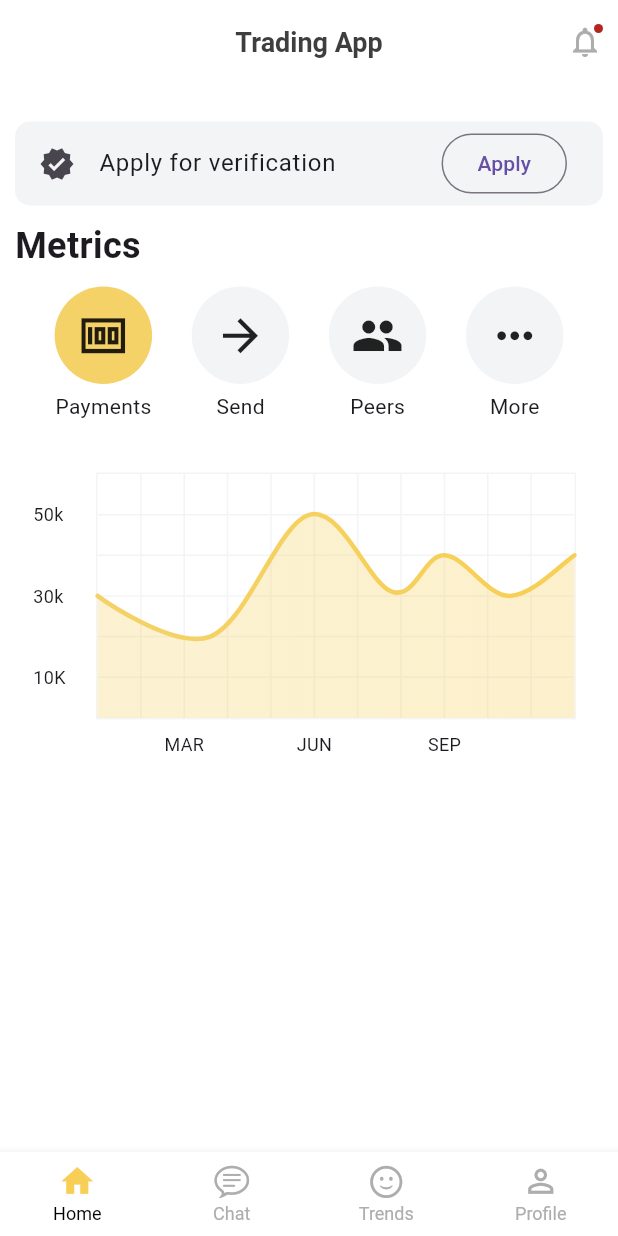
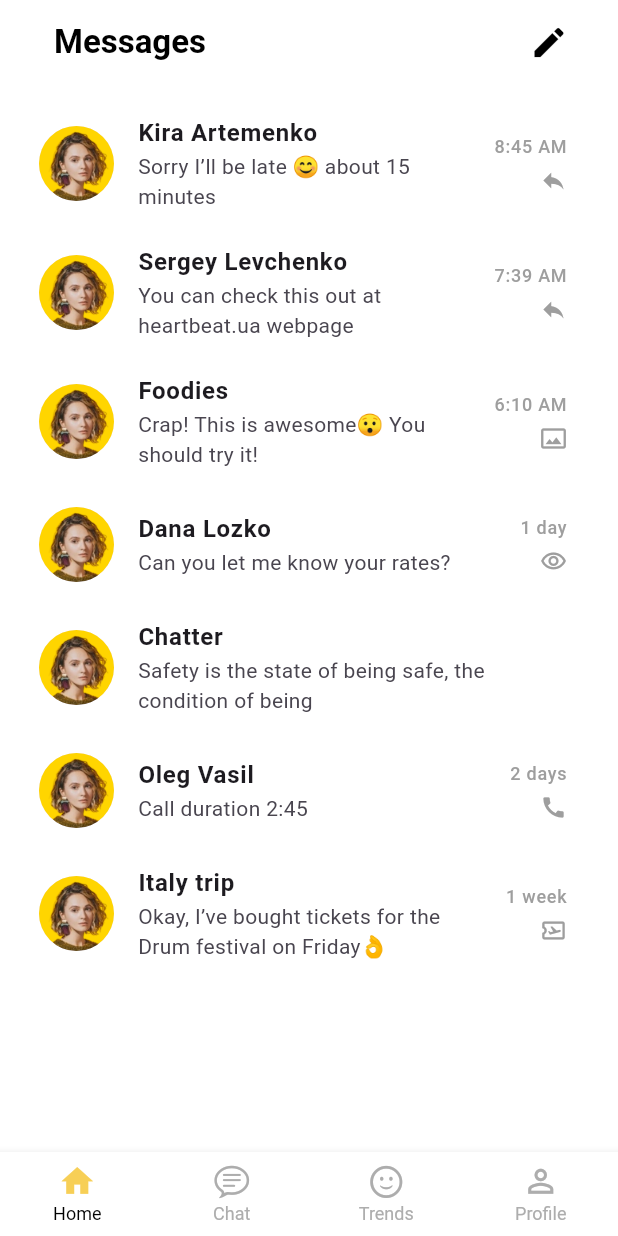
Before and after one commit to MuhammadBilalEllahi/Signal-Trader, a Flutter app: the screen it shows once a user with an empty profile is signed in, on a phone screen of 412 x 824 dp. Run offline on Flutter 3.47's test engine with Material 3 defaults, Android fonts, the phone set to English and light mode, and no system bars; drawn by our look-alikes of fl_chart; our stand-ins replace auth_buttons, firebase_auth, firebase_core, google_fonts, google_sign_in, hexcolor and 2 more; accounts and stored records are empty; network calls fail.

Commit message:
message/chat page

```diff
--- a/lib/pages/auth/AuthGate.dart
+++ b/lib/pages/auth/AuthGate.dart
@@ -36,6 +36,7 @@ class _AuthGateState extends State<AuthGate> {
               if (snapshot.hasData) {
                 // print("USER DATA is ${snapshot.data}\n\n");
                 Future.microtask(() {
+                  // ignore: use_build_context_synchronously
                   Provider.of<UserService>(context, listen: false)
                       .setUser(snapshot.data);
                 });
--- /dev/null
+++ b/lib/pages/messages/ChatListScreen.dart
@@ -0,0 +1,114 @@
+import 'package:flutter/material.dart';
+import 'package:tradingapp/pages/services/constants/constants.dart';
+
+class ChatListScreen extends StatelessWidget {
+  const ChatListScreen({super.key});
+
+  @override
+  Widget build(BuildContext context) {
+    final List<ChatItem> chats = [
+      ChatItem("Kira Artemenko", "Sorry I’ll be late 😊 about 15 minutes",
+          "8:45 AM", "assets/images/user.png", Icons.reply_sharp),
+      ChatItem(
+          "Sergey Levchenko",
+          "You can check this out at heartbeat.ua webpage",
+          "7:39 AM",
+          "assets/images/user.png", Icons.reply_sharp),
+      ChatItem("Foodies", "Crap! This is awesome😯 You should try it!",
+          "6:10 AM", "assets/images/user.png", Icons.photo_size_select_actual_outlined),
+      ChatItem("Dana Lozko", "Can you let me know your rates?", "1 day",
+          "assets/images/user.png", Icons.visibility_outlined),
+      ChatItem(
+          "Chatter",
+          "Safety is the state of being safe, the condition of being",
+          "",
+          "assets/images/user.png"),
+      ChatItem("Oleg Vasil", "Call duration 2:45", "2 days",
+          "assets/images/user.png", Icons.call),
+      ChatItem(
+          "Italy trip",
+          "Okay, I’ve bought tickets for the Drum festival on Friday👌",
+          "1 week",
+          "assets/images/user.png", Icons.airplane_ticket_outlined),
+    ];
+
+    return Scaffold(
+      backgroundColor: Colors.white,
+      appBar: AppBar(
+          title: Padding(
+            padding: const EdgeInsets.all(20.0),
+            child: Text(
+              AppConstants.messagePage,
+              style: TextStyle(color: Colors.black, fontSize: 22),
+            ),
+          ),
+          centerTitle: false,
+          actions: [
+            IconButton(
+              onPressed: () {},
+              icon: Padding(
+                padding: const EdgeInsets.fromLTRB(0, 0, 25, 0),
+                child: Icon(
+                  Icons.edit,
+                  color: Colors.black,
+                  size: 26,
+                ),
+              ),
+            )
+          ]),
+      body: ListView.builder(
+        padding: const EdgeInsets.all(10),
+        itemCount: chats.length,
+        itemBuilder: (context, index) {
+          return ChatTile(chat: chats[index]);
+        },
+      ),
+    );
+  }
+}
+
+class ChatTile extends StatelessWidget {
+  final ChatItem chat;
+  const ChatTile({super.key, required this.chat});
+
+  @override
+  Widget build(BuildContext context) {
+    return Padding(
+      padding: const EdgeInsets.symmetric(vertical: 3),
+      child: ListTile(
+        leading: CircleAvatar(
+          radius: 25,
+          backgroundImage: AssetImage(chat.imagePath),
+        ),
+        title: Text(chat.name,
+            style: const TextStyle(fontWeight: FontWeight.bold)),
+        subtitle:
+            Text(chat.message, maxLines: 2, overflow: TextOverflow.ellipsis),
+        trailing: Padding(
+          padding: const EdgeInsets.symmetric(vertical: 3),
+          child: Column(
+            mainAxisAlignment: MainAxisAlignment.spaceEvenly,
+            crossAxisAlignment: CrossAxisAlignment.end,
+            children: [
+              Text(chat.time,
+                  style: const TextStyle(fontSize: 12, color: Colors.grey)),
+              if (chat.icon != null)
+                Icon(chat.icon, size: 18, color: Colors.grey),
+            ],
+          ),
+        ),
+        onTap: () {},
+      ),
+    );
+  }
+}
+
+class ChatItem {
+  final String name;
+  final String message;
+  final String time;
+  final String imagePath;
+  final IconData? icon;
+
+  ChatItem(this.name, this.message, this.time, this.imagePath, [this.icon]);
+}
--- a/lib/pages/root/Layout.dart
+++ b/lib/pages/root/Layout.dart
@@ -1,5 +1,6 @@
 import 'package:flutter/cupertino.dart';
 import 'package:flutter/material.dart';
+import 'package:tradingapp/pages/messages/ChatListScreen.dart';
 import 'package:tradingapp/pages/root/profile/Profile.dart';
 import 'package:tradingapp/pages/root/profile/components/ProfileImage.dart';
 
@@ -49,8 +50,9 @@ class _LayoutState extends State<Layout> {
             controller: _pageController,
             onPageChanged: _onPageChanged,
             children: const [
+              ChatListScreen(),
               Home(),
-              SizedBox(),
+
               SizedBox(),
               ProfileImage(),
             ],
--- a/lib/pages/services/constants/constants.dart
+++ b/lib/pages/services/constants/constants.dart
@@ -4,6 +4,7 @@ class AppConstants {
   static final SplashText splashVal = SplashText();
   static String login= "Login";
   static String alreadyHaveAnAcount= "Already have an \naccount? ";
+  static String messagePage ='Messages';
 }
 
 /// Class for Splash Screen Texts
```
